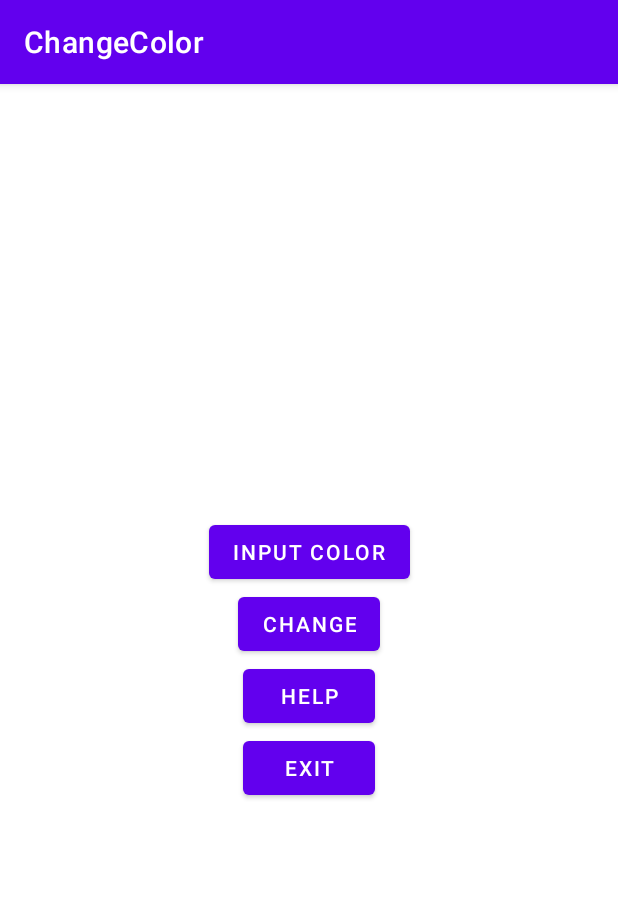
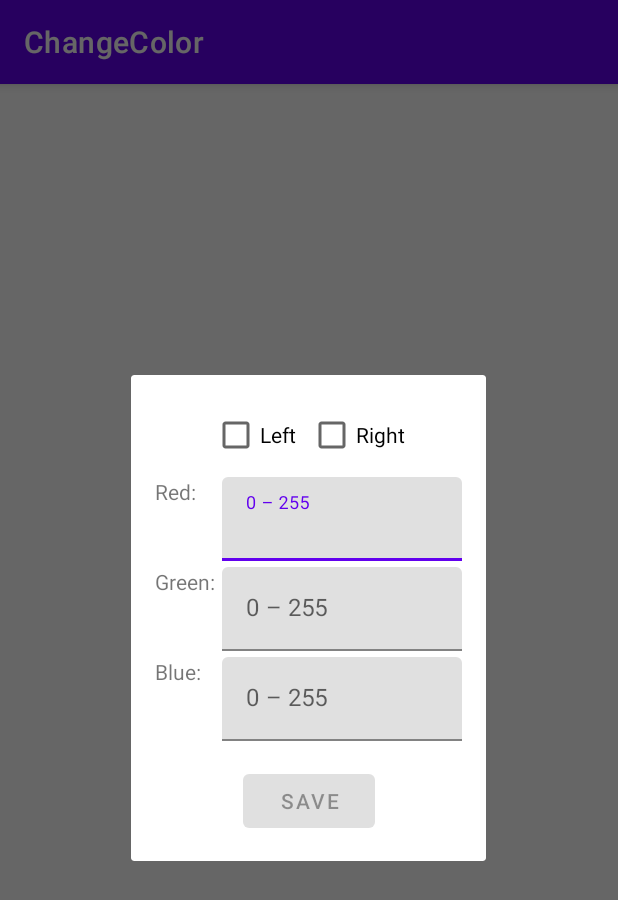
Before and after one commit to SomovMaxim/ChangeColor, an Android app: the screen it shows after launch (MainActivity), after a tap on "INPUT COLOR", on a phone screen of 412 x 824 dp. Shown: the top 900 px of the screen. Run offline under Robolectric (Android 15) with nearby library versions, the phone set to English and light mode, and no system bars; our stand-ins replace Dagger/Hilt's generated code, data binding.

Commit message:
Created InputColorFragment

```diff
--- /dev/null
+++ b/app/src/main/java/com/example/changecolor/domain/ColorValidator.kt
@@ -0,0 +1,12 @@
+package com.example.changecolor.domain
+
+object ColorValidator {
+    private val MIN_COLOR_VALUE = 0
+    private val MAX_COLOR_VALUE = 255
+
+    fun validate(value: Int?): Boolean = value in MIN_COLOR_VALUE..MAX_COLOR_VALUE
+
+    fun validateAll(values: List<Int?>): Boolean {
+        return values.all { it in MIN_COLOR_VALUE..MAX_COLOR_VALUE }
+    }
+}
--- a/app/src/main/java/com/example/changecolor/domain/RgbColor.kt
+++ b/app/src/main/java/com/example/changecolor/domain/RgbColor.kt
@@ -1,7 +1,11 @@
 package com.example.changecolor.domain
 
 data class RgbColor(
-    val red: Int = 0,
-    val green: Int = 0,
-    val blue: Int = 0
-)
+    val red: Int = DEFAULT_COLOR_VALUE,
+    val green: Int = DEFAULT_COLOR_VALUE,
+    val blue: Int = DEFAULT_COLOR_VALUE
+) {
+    companion object {
+        const val DEFAULT_COLOR_VALUE = 0
+    }
+}
--- /dev/null
+++ b/app/src/main/java/com/example/changecolor/presentation/help/HelpFragment.kt
@@ -0,0 +1,60 @@
+package com.example.changecolor.presentation.help
+
+import android.os.Bundle
+import androidx.fragment.app.Fragment
+import android.view.LayoutInflater
+import android.view.View
+import android.view.ViewGroup
+import com.example.changecolor.R
+
+// TODO: Rename parameter arguments, choose names that match
+// the fragment initialization parameters, e.g. ARG_ITEM_NUMBER
+private const val ARG_PARAM1 = "param1"
+private const val ARG_PARAM2 = "param2"
+
+/**
+ * A simple [Fragment] subclass.
+ * Use the [HelpFragment.newInstance] factory method to
+ * create an instance of this fragment.
+ */
+class HelpFragment : Fragment() {
+    // TODO: Rename and change types of parameters
+    private var param1: String? = null
+    private var param2: String? = null
+
+    override fun onCreate(savedInstanceState: Bundle?) {
+        super.onCreate(savedInstanceState)
+        arguments?.let {
+            param1 = it.getString(ARG_PARAM1)
+            param2 = it.getString(ARG_PARAM2)
+        }
+    }
+
+    override fun onCreateView(
+        inflater: LayoutInflater, container: ViewGroup?,
+        savedInstanceState: Bundle?
+    ): View? {
+        // Inflate the layout for this fragment
+        return inflater.inflate(R.layout.fragment_help, container, false)
+    }
+
+    companion object {
+        /**
+         * Use this factory method to create a new instance of
+         * this fragment using the provided parameters.
+         *
+         * @param param1 Parameter 1.
+         * @param param2 Parameter 2.
+         * @return A new instance of fragment HelpFragment.
+         */
+        // TODO: Rename and change types and number of parameters
+        @JvmStatic
+        fun newInstance(param1: String, param2: String) =
+            HelpFragment().apply {
+                arguments = Bundle().apply {
+                    putString(ARG_PARAM1, param1)
+                    putString(ARG_PARAM2, param2)
+                }
+            }
+    }
+}
--- /dev/null
+++ b/app/src/main/java/com/example/changecolor/presentation/inputColor/InputColorDialogFragment.kt
@@ -0,0 +1,84 @@
+package com.example.changecolor.presentation.inputColor
+
+import android.os.Bundle
+import androidx.fragment.app.Fragment
+import android.view.LayoutInflater
+import android.view.View
+import android.view.ViewGroup
+import androidx.core.widget.doAfterTextChanged
+import androidx.fragment.app.DialogFragment
+import androidx.fragment.app.viewModels
+import com.example.changecolor.R
+import com.example.changecolor.databinding.FragmentInputColorDialogBinding
+import com.example.changecolor.databinding.FragmentMainBinding
+import com.example.changecolor.presentation.main.MainViewModel
+import com.example.changecolor.presentation.util.collectOnLifecycle
+import dagger.hilt.android.AndroidEntryPoint
+
+@AndroidEntryPoint
+class InputColorDialogFragment : DialogFragment() {
+
+    private lateinit var binding: FragmentInputColorDialogBinding
+    private val viewModel: InputColorViewModel by viewModels()
+
+    override fun onCreateView(
+        inflater: LayoutInflater,
+        container: ViewGroup?,
+        savedInstanceState: Bundle?
+    ): View {
+        binding = FragmentInputColorDialogBinding.inflate(inflater, container, false)
+        return binding.root
+    }
+
+    override fun onViewCreated(view: View, savedInstanceState: Bundle?) {
+        super.onViewCreated(view, savedInstanceState)
+        setUpCheckBoxes()
+        setUpRedColorEditText()
+        setUpGreenColorEditText()
+        setUpBlueColorEditText()
+        setUpSaveButton()
+        setUpEvents()
+    }
+
+    private fun setUpCheckBoxes() {
+        binding.checkboxLeft.setOnCheckedChangeListener { _, isChecked ->
+            viewModel.onLeftCheckBoxChecked(isChecked)
+        }
+
+        binding.checkboxRight.setOnCheckedChangeListener { _, isChecked ->
+            viewModel.onRightCheckBoxChecked(isChecked)
+        }
+    }
+
+    private fun setUpRedColorEditText() = binding.layoutRed.apply {
+        editText?.doAfterTextChanged { viewModel.onRedColorChanged(it.toString()) }
+        this@InputColorDialogFragment.collectOnLifecycle(viewModel.isRedColorValid) {
+            error = if (!it)  requireContext().getString(R.string.error) else ""
+        }
+    }
+
+    private fun setUpGreenColorEditText() = binding.layoutGreen.apply {
+        editText?.doAfterTextChanged { viewModel.onGreenColorChanged(it.toString()) }
+        this@InputColorDialogFragment.collectOnLifecycle(viewModel.isGreenColorValid) {
+            error = if (!it)  requireContext().getString(R.string.error) else ""
+        }
+    }
+
+    private fun setUpBlueColorEditText() = binding.layoutBlue.apply {
+        editText?.doAfterTextChanged { viewModel.onBlueColorChanged(it.toString()) }
+        this@InputColorDialogFragment.collectOnLifecycle(viewModel.isBlueColorValid) {
+            error = if (!it)  requireContext().getString(R.string.error) else ""
+        }
+    }
+
+    private fun setUpSaveButton() {
+        binding.buttonSave.apply {
+            setOnClickListener { viewModel.onSaveClicked() }
+            this@InputColorDialogFragment.collectOnLifecycle(viewModel.isSaveButtonEnabled) {
+                isEnabled = it
+            }
+        }
+    }
+
+    private fun setUpEvents() =collectOnLifecycle(viewModel.dismiss) { if (it) dismiss() }
+}
--- /dev/null
+++ b/app/src/main/java/com/example/changecolor/presentation/inputColor/InputColorViewModel.kt
@@ -0,0 +1,95 @@
+package com.example.changecolor.presentation.inputColor
+
+import androidx.lifecycle.ViewModel
+import androidx.lifecycle.viewModelScope
+import com.example.changecolor.data.color.RgbColorRepository
+import com.example.changecolor.data.settings.PaintSettingsRepository
+import com.example.changecolor.domain.ColorValidator
+import com.example.changecolor.domain.PaintSettings
+import com.example.changecolor.domain.RgbColor
+import com.example.changecolor.domain.RgbColor.Companion.DEFAULT_COLOR_VALUE
+import dagger.hilt.android.lifecycle.HiltViewModel
+import kotlinx.coroutines.channels.Channel
+import kotlinx.coroutines.flow.*
+import kotlinx.coroutines.launch
+import java.lang.Exception
+import javax.inject.Inject
+
+@HiltViewModel
+class InputColorViewModel @Inject constructor(
+    private val colorRepository: RgbColorRepository,
+    private val settingsRepository: PaintSettingsRepository
+) : ViewModel() {
+
+    private val firstAttach = MutableStateFlow(true)
+
+    private val _dismiss = Channel<Boolean>(Channel.UNLIMITED)
+    val dismiss = _dismiss.receiveAsFlow()
+
+    private var isLeftChecked: Boolean = false
+    private var isRightChecked: Boolean = false
+
+    private val redColor = MutableStateFlow<Int?>(0)
+    private val greenColor = MutableStateFlow<Int?>(0)
+    private val blueColor = MutableStateFlow<Int?>(0)
+
+    val isRedColorValid = redColor.map { ColorValidator.validate(it) }
+    val isGreenColorValid = greenColor.map { ColorValidator.validate(it) }
+    val isBlueColorValid = blueColor.map { ColorValidator.validate(it) }
+
+    val isSaveButtonEnabled =
+        combine(redColor, greenColor, blueColor, firstAttach) { red, green, blue, first ->
+            if (first) false
+            else {
+                val colors = listOf(red, green, blue)
+                ColorValidator.validateAll(colors)
+            }
+        }
+
+
+    fun onLeftCheckBoxChecked(isChecked: Boolean) {
+        isLeftChecked = isChecked
+    }
+
+    fun onRightCheckBoxChecked(isChecked: Boolean) {
+        isRightChecked = isChecked
+    }
+
+    fun onRedColorChanged(value: String) = updateColor(value, redColor)
+
+    fun onGreenColorChanged(value: String) = updateColor(value, greenColor)
+
+    fun onBlueColorChanged(value: String) = updateColor(value, blueColor)
+
+    fun onSaveClicked() = saveData()
+
+    private fun updateColor(colorInString: String, colorToUpdate: MutableStateFlow<Int?>) {
+        try {
+            val colorInInt = colorInString.toInt()
+            colorToUpdate.update { colorInInt }
+        } catch (e: Exception) {
+            colorToUpdate.update { null }
+        } finally {
+            firstAttach.update { false }
+        }
+    }
+
+    private fun saveData() {
+        val color = RgbColor(
+            red = redColor.value ?: DEFAULT_COLOR_VALUE,
+            green = greenColor.value ?: DEFAULT_COLOR_VALUE,
+            blue = blueColor.value ?: DEFAULT_COLOR_VALUE
+        )
+
+        val settings = PaintSettings(
+            isLeftSidePainted = isLeftChecked,
+            isRightSidePainted = isRightChecked
+        )
+
+        viewModelScope.launch {
+            colorRepository.setColor(color)
+            settingsRepository.updateSettings(settings)
+            _dismiss.trySend(true)
+        }
+    }
+}
--- a/app/src/main/java/com/example/changecolor/presentation/main/MainFragment.kt
+++ b/app/src/main/java/com/example/changecolor/presentation/main/MainFragment.kt
@@ -1,7 +1,6 @@
 package com.example.changecolor.presentation.main
 
 import android.os.Bundle
-import android.os.Process
 import androidx.fragment.app.Fragment
 import android.view.LayoutInflater
 import android.view.View
@@ -46,13 +45,13 @@ class MainFragment : Fragment() {
         when (event) {
             NavigationEvent.InputColor -> navigateToInputColorFragment()
             NavigationEvent.Help -> navigateToHelpFragment()
-            NavigationEvent.Exit -> requireActivity().finish()
+            NavigationEvent.ExitApplication -> requireActivity().finish()
         }
     }
 
     private fun navigateToInputColorFragment() {
         if (findNavController().currentDestination?.id == R.id.mainFragment) {
-//            findNavController().navigate(R.id.action_mainFragment_to_reverseDialogFragment)
+            findNavController().navigate(R.id.action_mainFragment_to_inputColorDialogFragment)
         }
     }
 
--- a/app/src/main/java/com/example/changecolor/presentation/main/MainViewModel.kt
+++ b/app/src/main/java/com/example/changecolor/presentation/main/MainViewModel.kt
@@ -26,5 +26,5 @@ class MainViewModel @Inject constructor(
 
     fun onHelpClicked() = _events.trySend(NavigationEvent.Help)
 
-    fun onExitClicked() = _events.trySend(NavigationEvent.Exit)
+    fun onExitClicked() = _events.trySend(NavigationEvent.ExitApplication)
 }
--- a/app/src/main/java/com/example/changecolor/presentation/util/NavigationEvent.kt
+++ b/app/src/main/java/com/example/changecolor/presentation/util/NavigationEvent.kt
@@ -3,5 +3,6 @@ package com.example.changecolor.presentation.util
 sealed class NavigationEvent {
     object InputColor : NavigationEvent()
     object Help : NavigationEvent()
-    object Exit : NavigationEvent()
+    object ExitApplication : NavigationEvent()
+    object Back : NavigationEvent()
 }
--- /dev/null
+++ b/app/src/main/res/layout/fragment_help.xml
@@ -0,0 +1,8 @@
+<?xml version="1.0" encoding="utf-8"?>
+<FrameLayout xmlns:android="http://schemas.android.com/apk/res/android"
+    xmlns:tools="http://schemas.android.com/tools"
+    android:layout_width="match_parent"
+    android:layout_height="match_parent"
+    tools:context=".presentation.help.HelpFragment">
+
+</FrameLayout>
--- /dev/null
+++ b/app/src/main/res/layout/fragment_input_color_dialog.xml
@@ -0,0 +1,152 @@
+<?xml version="1.0" encoding="utf-8"?>
+<layout xmlns:android="http://schemas.android.com/apk/res/android"
+    xmlns:app="http://schemas.android.com/apk/res-auto"
+    xmlns:tools="http://schemas.android.com/tools">
+
+    <androidx.constraintlayout.widget.ConstraintLayout
+        android:layout_width="wrap_content"
+        android:layout_height="wrap_content"
+        tools:context=".presentation.inputColor.InputColorDialogFragment">
+
+        <androidx.appcompat.widget.AppCompatCheckBox
+            android:id="@+id/checkbox_left"
+            android:layout_width="wrap_content"
+            android:layout_height="wrap_content"
+            android:layout_marginStart="16dp"
+            android:layout_marginTop="16dp"
+            android:text="@string/left"
+            app:layout_constraintEnd_toStartOf="@id/checkbox_right"
+            app:layout_constraintHorizontal_bias="0.5"
+            app:layout_constraintHorizontal_chainStyle="packed"
+            app:layout_constraintStart_toStartOf="parent"
+            app:layout_constraintTop_toTopOf="parent" />
+
+        <androidx.appcompat.widget.AppCompatCheckBox
+            android:id="@+id/checkbox_right"
+            android:layout_width="wrap_content"
+            android:layout_height="wrap_content"
+            android:layout_marginStart="8dp"
+            android:layout_marginEnd="16dp"
+            android:text="@string/right"
+            app:layout_constraintEnd_toEndOf="parent"
+            app:layout_constraintHorizontal_bias="0.5"
+            app:layout_constraintStart_toEndOf="@id/checkbox_left"
+            app:layout_constraintTop_toTopOf="@id/checkbox_left" />
+
+        <androidx.appcompat.widget.AppCompatTextView
+            android:id="@+id/text_red"
+            android:layout_width="wrap_content"
+            android:layout_height="wrap_content"
+            android:layout_marginStart="16dp"
+            android:layout_marginTop="4dp"
+            android:layout_marginBottom="4dp"
+            android:text="@string/red"
+            app:layout_constraintStart_toStartOf="parent"
+            app:layout_constraintTop_toBottomOf="@id/checkbox_left" />
+
+        <com.google.android.material.textfield.TextInputLayout
+            android:id="@+id/layout_red"
+            android:layout_width="160dp"
+            android:layout_height="wrap_content"
+            android:layout_marginStart="8dp"
+            android:layout_marginEnd="16dp"
+            android:hint="@string/color_input_hint"
+            app:errorTextColor="@color/red"
+            app:layout_constraintEnd_toEndOf="parent"
+            app:layout_constraintStart_toEndOf="@id/guideline"
+            app:layout_constraintTop_toTopOf="@id/text_red">
+
+            <com.google.android.material.textfield.TextInputEditText
+                android:id="@+id/edit_text_red"
+                android:layout_width="match_parent"
+                android:layout_height="match_parent"
+                android:inputType="number"
+                android:maxLength="3"
+                tools:text="234" />
+        </com.google.android.material.textfield.TextInputLayout>
+
+        <androidx.appcompat.widget.AppCompatTextView
+            android:id="@+id/text_green"
+            android:layout_width="wrap_content"
+            android:layout_height="wrap_content"
+            android:layout_marginStart="16dp"
+            android:layout_marginTop="4dp"
+            android:layout_marginBottom="4dp"
+            android:text="@string/green"
+            app:layout_constraintStart_toStartOf="parent"
+            app:layout_constraintTop_toBottomOf="@id/layout_red" />
+
+        <com.google.android.material.textfield.TextInputLayout
+            android:id="@+id/layout_green"
+            android:layout_width="160dp"
+            android:layout_height="wrap_content"
+            android:layout_marginStart="8dp"
+            android:layout_marginEnd="16dp"
+            android:hint="@string/color_input_hint"
+            app:errorTextColor="@color/red"
+            app:layout_constraintEnd_toEndOf="parent"
+            app:layout_constraintStart_toEndOf="@id/guideline"
+            app:layout_constraintTop_toTopOf="@id/text_green">
+
+            <com.google.android.material.textfield.TextInputEditText
+                android:id="@+id/edit_text_green"
+                android:layout_width="match_parent"
+                android:layout_height="match_parent"
+                android:inputType="number"
+                android:maxLength="3"
+                tools:text="234" />
+        </com.google.android.material.textfield.TextInputLayout>
+
+        <androidx.appcompat.widget.AppCompatTextView
+            android:id="@+id/text_blue"
+            android:layout_width="wrap_content"
+            android:layout_height="wrap_content"
+            android:layout_marginStart="16dp"
+            android:layout_marginTop="4dp"
+            android:layout_marginBottom="4dp"
+            android:text="@string/blue"
+            app:layout_constraintStart_toStartOf="parent"
+            app:layout_constraintTop_toBottomOf="@id/layout_green" />
+
+        <com.google.android.material.textfield.TextInputLayout
+            android:id="@+id/layout_blue"
+            android:layout_width="160dp"
+            android:layout_height="wrap_content"
+            android:layout_marginStart="8dp"
+            android:layout_marginEnd="16dp"
+            android:hint="@string/color_input_hint"
+            app:errorTextColor="@color/red"
+            app:layout_constraintEnd_toEndOf="parent"
+            app:layout_constraintStart_toEndOf="@id/guideline"
+            app:layout_constraintTop_toTopOf="@id/text_blue">
+
+            <com.google.android.material.textfield.TextInputEditText
+                android:id="@+id/edit_text_blue"
+                android:layout_width="match_parent"
+                android:layout_height="match_parent"
+                android:inputType="number"
+                android:maxLength="3"
+                tools:text="234" />
+        </com.google.android.material.textfield.TextInputLayout>
+
+        <com.google.android.material.button.MaterialButton
+            android:id="@+id/button_save"
+            android:layout_width="wrap_content"
+            android:layout_height="wrap_content"
+            android:layout_marginTop="16dp"
+            android:layout_marginBottom="16dp"
+            android:text="@string/save"
+            app:layout_constraintBottom_toBottomOf="parent"
+            app:layout_constraintEnd_toEndOf="parent"
+            app:layout_constraintStart_toStartOf="parent"
+            app:layout_constraintTop_toBottomOf="@id/layout_blue" />
+
+        <androidx.constraintlayout.widget.Guideline
+            android:id="@+id/guideline"
+            android:layout_width="wrap_content"
+            android:layout_height="wrap_content"
+            android:orientation="vertical"
+            app:layout_constraintGuide_begin="53dp" />
+
+    </androidx.constraintlayout.widget.ConstraintLayout>
+</layout>
--- a/app/src/main/res/navigation/app_navigation.xml
+++ b/app/src/main/res/navigation/app_navigation.xml
@@ -9,5 +9,14 @@
         android:id="@+id/mainFragment"
         android:name="com.example.changecolor.presentation.main.MainFragment"
         android:label="MainFragment"
-        tools:layout="@layout/fragment_main" />
+        tools:layout="@layout/fragment_main">
+        <action
+            android:id="@+id/action_mainFragment_to_inputColorDialogFragment"
+            app:destination="@id/inputColorDialogFragment" />
+    </fragment>
+    <dialog
+        android:id="@+id/inputColorDialogFragment"
+        android:name="com.example.changecolor.presentation.inputColor.InputColorDialogFragment"
+        android:label="InputColorDialogFragment"
+        tools:layout="@layout/fragment_input_color_dialog" />
 </navigation>
--- a/app/src/main/res/values/colors.xml
+++ b/app/src/main/res/values/colors.xml
@@ -7,4 +7,5 @@
     <color name="teal_700">#FF018786</color>
     <color name="black">#FF000000</color>
     <color name="white">#FFFFFFFF</color>
+    <color name="red">#FF0000</color>
 </resources>
--- a/app/src/main/res/values/strings.xml
+++ b/app/src/main/res/values/strings.xml
@@ -4,8 +4,12 @@
     <string name="change">Change</string>
     <string name="help">Help</string>
     <string name="exit">Exit</string>
-    <string name="red">Red</string>
-    <string name="green">Green</string>
-    <string name="blue">Blue</string>
+    <string name="red">Red:</string>
+    <string name="green">Green:</string>
+    <string name="blue">Blue:</string>
     <string name="color_input_hint">0 – 255</string>
+    <string name="left">Left</string>
+    <string name="right">Right</string>
+    <string name="save">Save</string>
+    <string name="error">Invalid value</string>
 </resources>
```
